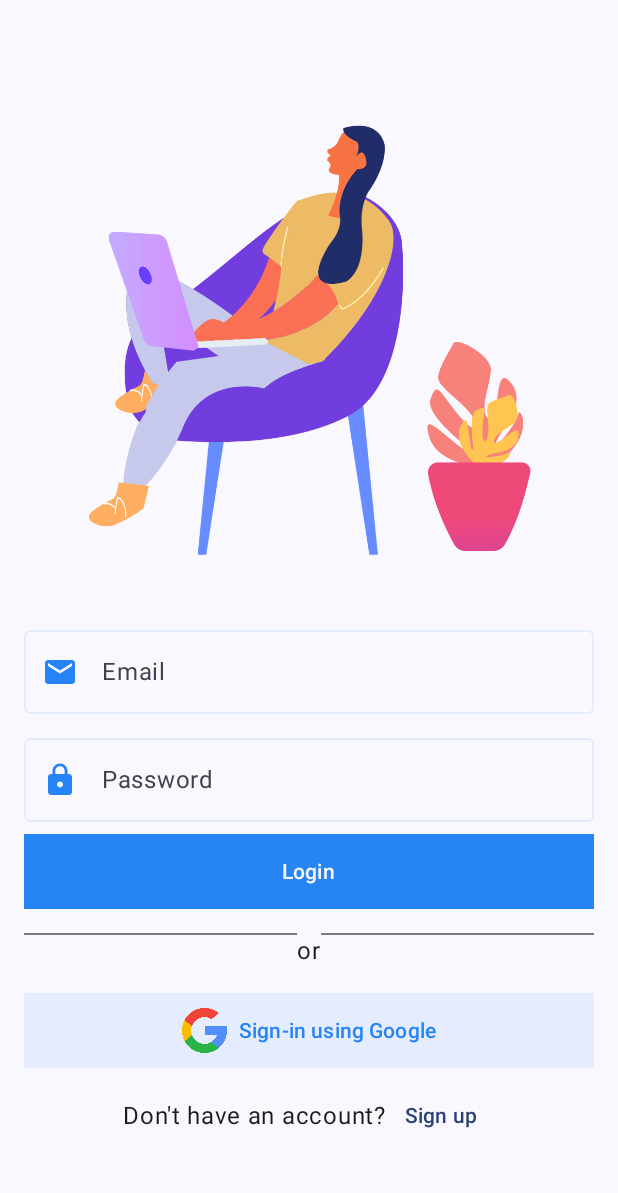
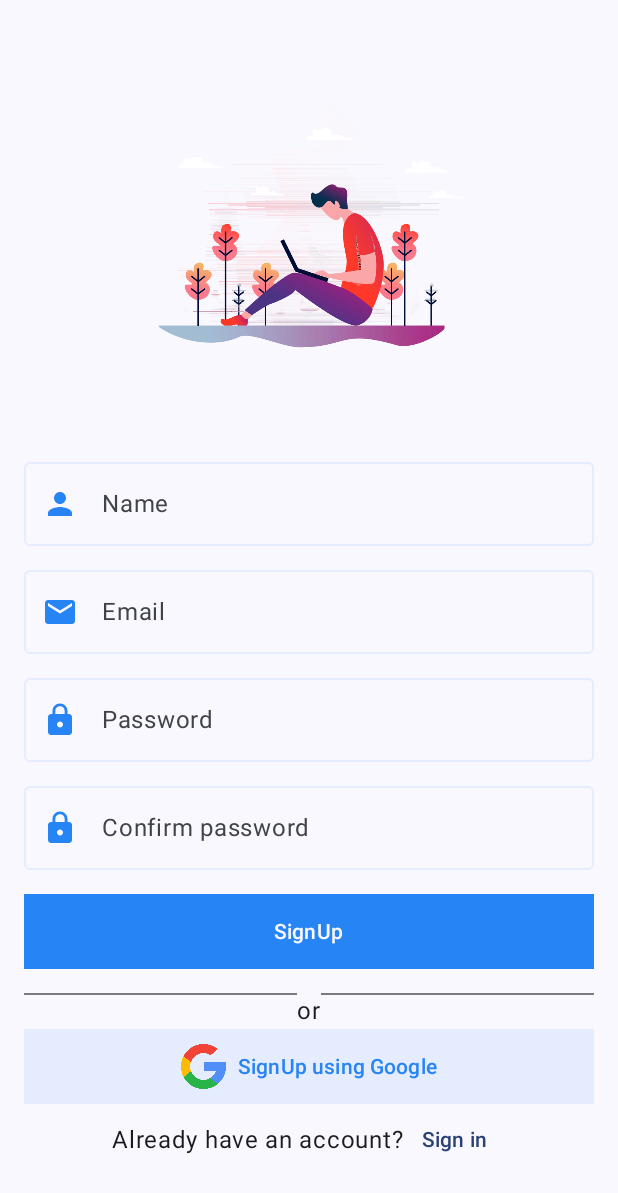
Before and after one commit to itsPronay/RoomieMatch, an Android app built with Jetpack Compose: the screen it shows after launch (MainActivity), after a tap on "Sign up", on a phone screen of 412 x 824 dp. Shown: the top 1193 px of the screen. Run offline under Robolectric (Android 15) with nearby library versions, the phone set to English and light mode, and no system bars.

Commit message:
SignUp screen design in kotlin compose

```diff
--- a/app/build.gradle.kts
+++ b/app/build.gradle.kts
@@ -66,4 +66,10 @@ dependencies {
     androidTestImplementation(libs.androidx.ui.test.junit4)
     debugImplementation(libs.androidx.ui.tooling)
     debugImplementation(libs.androidx.ui.test.manifest)
+
+    //navigation
+    val nav_version = "2.7.7"
+    implementation("androidx.navigation:navigation-compose:$nav_version")
+    implementation("androidx.navigation:navigation-fragment-ktx:$nav_version")
+    implementation("androidx.navigation:navigation-ui-ktx:$nav_version")
 }
--- a/app/src/main/java/com/pronaycoding/roomiematch/MainActivity.kt
+++ b/app/src/main/java/com/pronaycoding/roomiematch/MainActivity.kt
@@ -10,6 +10,7 @@ import androidx.compose.material3.Text
 import androidx.compose.runtime.Composable
 import androidx.compose.ui.Modifier
 import androidx.compose.ui.tooling.preview.Preview
+import com.pronaycoding.roomiematch.navigation.Navigation
 import com.pronaycoding.roomiematch.ui.login.LoginScreen
 import com.pronaycoding.roomiematch.ui.theme.RoomieMatchTheme
 
@@ -23,7 +24,7 @@ class MainActivity : ComponentActivity() {
                     modifier = Modifier.fillMaxSize(),
                     color = MaterialTheme.colorScheme.background
                 ) {
-                    LoginScreen()
+                    Navigation()
                 }
             }
         }
--- /dev/null
+++ b/app/src/main/java/com/pronaycoding/roomiematch/navigation/NavRoutes.kt
@@ -0,0 +1,8 @@
+package com.pronaycoding.roomiematch.navigation
+
+enum class NavRoutes {
+    Login,
+    SignUp,
+    Home,
+    Settings,
+}
--- /dev/null
+++ b/app/src/main/java/com/pronaycoding/roomiematch/navigation/Navigation.kt
@@ -0,0 +1,31 @@
+package com.pronaycoding.roomiematch.navigation
+
+import androidx.compose.runtime.Composable
+import androidx.navigation.NavController
+import androidx.navigation.Navigation
+import androidx.navigation.compose.NavHost
+import androidx.navigation.compose.composable
+import androidx.navigation.compose.rememberNavController
+import com.pronaycoding.roomiematch.ui.login.LoginScreen
+import com.pronaycoding.roomiematch.ui.signup.SignupScreen
+
+@Composable
+fun Navigation() {
+    var navController = rememberNavController()
+    NavHost(navController = navController, startDestination = NavRoutes.Login.name) {
+        composable(NavRoutes.Login.name) {
+            LoginScreen(
+                gotoSignUpScreen = {
+                    navController.navigate(NavRoutes.SignUp.name)
+                }
+            )
+        }
+        composable(NavRoutes.SignUp.name) {
+            SignupScreen(
+                gotoLoginScreen = {
+                    navController.navigateUp()
+                }
+            )
+        }
+    }
+}
--- a/app/src/main/java/com/pronaycoding/roomiematch/ui/components/RoomieMatchOutlinedTextField.kt
+++ b/app/src/main/java/com/pronaycoding/roomiematch/ui/components/RoomieMatchOutlinedTextField.kt
@@ -7,14 +7,11 @@ import androidx.compose.material3.OutlinedTextField
 import androidx.compose.material3.OutlinedTextFieldDefaults
 import androidx.compose.runtime.Composable
 import androidx.compose.ui.Modifier
-import androidx.compose.ui.graphics.Color
 import androidx.compose.ui.text.input.KeyboardType
 import androidx.compose.ui.text.input.VisualTransformation
 import androidx.compose.ui.unit.dp
 import com.pronaycoding.roomiematch.ui.theme.RoomieBlue
 import com.pronaycoding.roomiematch.ui.theme.RoomieBlue2
-import com.pronaycoding.roomiematch.ui.theme.RoomieGreen
-import com.pronaycoding.roomiematch.ui.theme.RoomieGreen2
 
 
 @Composable
@@ -35,9 +32,9 @@ fun RoomieMatchOutlinedTextField(
     OutlinedTextField(
         value = value, onValueChange = onValueChange,
         modifier = modifier,
-        keyboardOptions = KeyboardOptions (
+        keyboardOptions = KeyboardOptions(
             keyboardType = keyboardType
-    ),
+        ),
         label = label,
         leadingIcon = leadingIcon,
         isError = isError,
@@ -47,7 +44,8 @@ fun RoomieMatchOutlinedTextField(
             unfocusedBorderColor = RoomieBlue2,
             focusedBorderColor = RoomieBlue,
             unfocusedLeadingIconColor = RoomieBlue,
-            focusedLeadingIconColor = RoomieBlue
+            focusedLeadingIconColor = RoomieBlue,
+            focusedLabelColor = RoomieBlue,
         ),
         trailingIcon = trailingIcon
 
--- a/app/src/main/java/com/pronaycoding/roomiematch/ui/login/LoginScreen.kt
+++ b/app/src/main/java/com/pronaycoding/roomiematch/ui/login/LoginScreen.kt
@@ -43,10 +43,21 @@ import com.pronaycoding.roomiematch.ui.components.RoomieMatchOutlinedTextField
 import com.pronaycoding.roomiematch.ui.theme.RoomieBlack
 import com.pronaycoding.roomiematch.ui.theme.RoomieBlue
 import com.pronaycoding.roomiematch.ui.theme.RoomieBlue2
+import com.pronaycoding.roomiematch.ui.theme.RoomieMatchTheme
 
 @Composable
 @Preview(showSystemUi = true)
-fun LoginScreen() {
+fun PreviewLoginScreen() {
+    RoomieMatchTheme {
+        LoginScreen {
+
+        }
+    }
+}
+@Composable
+fun LoginScreen(
+    gotoSignUpScreen : () -> Unit
+) {
     var email by rememberSaveable {
         mutableStateOf("")
     }
@@ -84,6 +95,7 @@ fun LoginScreen() {
             visualTransformation = PasswordVisualTransformation(),
         )
 
+
         Spacer(modifier = Modifier.height(8.dp))
 
         FilledTonalButton(
@@ -108,7 +120,13 @@ fun LoginScreen() {
             Text(text = "Login")
         }
 
-        Spacer(modifier = Modifier.height(16.dp))
+        TextButton(onClick = { /*TODO*/ },
+            modifier = Modifier.align(Alignment.End)
+        ) {
+            Text(text = "Forgot password?")
+        }
+
+        Spacer(modifier = Modifier.height(8.dp))
 
         Row(
             modifier = Modifier
@@ -161,7 +179,7 @@ fun LoginScreen() {
             horizontalArrangement = Arrangement.Center
         ) {
             Text(text = "Don't have an account?")
-            TextButton(onClick = { /*TODO*/ }) {
+            TextButton(onClick = { gotoSignUpScreen.invoke() }) {
                 Text(text = "Sign up")
             }
         }
--- /dev/null
+++ b/app/src/main/java/com/pronaycoding/roomiematch/ui/signup/SignupScreen.kt
@@ -0,0 +1,201 @@
+package com.pronaycoding.roomiematch.ui.signup
+
+import androidx.compose.foundation.Image
+import androidx.compose.foundation.border
+import androidx.compose.foundation.isSystemInDarkTheme
+import androidx.compose.foundation.layout.Arrangement
+import androidx.compose.foundation.layout.Column
+import androidx.compose.foundation.layout.Row
+import androidx.compose.foundation.layout.Spacer
+import androidx.compose.foundation.layout.fillMaxSize
+import androidx.compose.foundation.layout.fillMaxWidth
+import androidx.compose.foundation.layout.height
+import androidx.compose.foundation.layout.padding
+import androidx.compose.foundation.layout.size
+import androidx.compose.foundation.layout.width
+import androidx.compose.foundation.shape.RoundedCornerShape
+import androidx.compose.material.icons.Icons
+import androidx.compose.material.icons.filled.Email
+import androidx.compose.material.icons.filled.Lock
+import androidx.compose.material.icons.filled.Person
+import androidx.compose.material.icons.filled.Phone
+import androidx.compose.material3.ButtonDefaults
+import androidx.compose.material3.Divider
+import androidx.compose.material3.FilledTonalButton
+import androidx.compose.material3.Icon
+import androidx.compose.material3.MaterialTheme
+import androidx.compose.material3.Scaffold
+import androidx.compose.material3.Text
+import androidx.compose.material3.TextButton
+import androidx.compose.runtime.Composable
+import androidx.compose.runtime.getValue
+import androidx.compose.runtime.mutableStateOf
+import androidx.compose.runtime.saveable.rememberSaveable
+import androidx.compose.runtime.setValue
+import androidx.compose.ui.Alignment
+import androidx.compose.ui.Modifier
+import androidx.compose.ui.graphics.Color
+import androidx.compose.ui.res.painterResource
+import androidx.compose.ui.tooling.preview.Preview
+import androidx.compose.ui.unit.dp
+import androidx.navigation.NavController
+import com.pronaycoding.roomiematch.R
+import com.pronaycoding.roomiematch.ui.components.RoomieMatchOutlinedTextField
+import com.pronaycoding.roomiematch.ui.theme.RoomieBlue
+import com.pronaycoding.roomiematch.ui.theme.RoomieBlue2
+import com.pronaycoding.roomiematch.ui.theme.RoomieMatchTheme
+
+@Composable
+@Preview(showSystemUi = true)
+fun PreviewSignUpScreen(){
+    RoomieMatchTheme {
+        SignupScreen {
+
+        }
+    }
+}
+
+@Composable
+fun SignupScreen(
+    gotoLoginScreen : () -> Unit
+) {
+    var name by rememberSaveable {
+        mutableStateOf("")
+    }
+    var email by rememberSaveable {
+        mutableStateOf("")
+    }
+    var phoneNumber by rememberSaveable {
+        mutableStateOf("")
+    }
+    var password by rememberSaveable {
+        mutableStateOf("")
+    }
+    var confirmPasword by rememberSaveable {
+        mutableStateOf("")
+    }
+    Scaffold {
+        Column(
+            modifier = Modifier
+                .fillMaxSize()
+                .padding(it)
+        ) {
+            Image(painter = painterResource(id = R.drawable.signup), contentDescription = "",
+                modifier = Modifier
+                    .height(300.dp)
+                    .align(Alignment.CenterHorizontally))
+
+            RoomieMatchOutlinedTextField(value = name, onValueChange = { name = it },
+                label = { Text(text = "Name") },
+                leadingIcon = {
+                    Icon(imageVector = Icons.Filled.Person, contentDescription = null)
+                }
+            )
+
+            Spacer(modifier = Modifier.height(8.dp))
+
+            RoomieMatchOutlinedTextField(value = email, onValueChange = { email = it },
+                label = { Text(text = "Email") },
+                leadingIcon = {
+                    Icon(imageVector = Icons.Filled.Email, contentDescription = null)
+                }
+            )
+
+            Spacer(modifier = Modifier.height(8.dp))
+
+            RoomieMatchOutlinedTextField(value = phoneNumber, onValueChange = { phoneNumber = it },
+                label = { Text(text = "Password") },
+                leadingIcon = {
+                    Icon(imageVector = Icons.Filled.Lock, contentDescription = null)
+                }
+            )
+
+            Spacer(modifier = Modifier.height(8.dp))
+
+            RoomieMatchOutlinedTextField(value = confirmPasword, onValueChange = { confirmPasword = it },
+                label = { Text(text = "Confirm password") },
+                leadingIcon = {
+                    Icon(imageVector = Icons.Filled.Lock, contentDescription = null)
+                }
+            )
+
+            Spacer(modifier = Modifier.height(16.dp))
+
+            FilledTonalButton(
+                onClick = {
+
+                },
+                modifier = Modifier
+                    .padding(start = 16.dp, end = 16.dp)
+                    .fillMaxWidth()
+                    .height(50.dp)
+                    .border(
+                        width = 1.dp,
+                        color = Color.Transparent,
+                    ),
+                colors = ButtonDefaults.buttonColors(
+                    containerColor = RoomieBlue,
+                    contentColor = MaterialTheme.colorScheme.surface
+                ),
+
+                shape = RoundedCornerShape(0.dp)
+            ) {
+                Text(text = "SignUp")
+            }
+
+            Spacer(modifier = Modifier.height(16.dp))
+
+            Row(
+                modifier = Modifier
+                    .fillMaxWidth()
+                    .padding(horizontal = 16.dp)
+            ) {
+                Divider(modifier = Modifier.weight(.4f))
+                Text(text = "or")
+                Divider(modifier = Modifier.weight(.4f))
+            }
+
+            FilledTonalButton(
+                onClick = {
+
+                },
+                modifier = Modifier
+                    .padding(start = 16.dp, end = 16.dp)
+                    .fillMaxWidth()
+                    .height(50.dp)
+                    .border(
+                        width = 1.dp,
+                        color = Color.Transparent,
+                    ),
+                colors = ButtonDefaults.buttonColors(
+                    containerColor = if (isSystemInDarkTheme()) Color.Black
+                    else RoomieBlue2,
+                    contentColor = if (isSystemInDarkTheme()) Color.White
+                    else RoomieBlue
+                ),
+
+                shape = RoundedCornerShape(0.dp)
+            ) {
+                Icon(
+                    painter = painterResource(id = R.drawable.search), contentDescription = null,
+                    modifier = Modifier.size(30.dp), tint = Color.Unspecified
+                )
+                Spacer(modifier = Modifier.width(8.dp))
+                Text(text = "SignUp using Google")
+            }
+
+            Row(
+                modifier = Modifier
+                    .fillMaxWidth(),
+                verticalAlignment = Alignment.CenterVertically,
+                horizontalArrangement = Arrangement.Center
+            ) {
+                Text(text = "Already have an account?")
+                TextButton(onClick = { gotoLoginScreen.invoke() }) {
+                    Text(text = "Sign in")
+                }
+            }
+
+        }
+    }
+}
```
Also changed, not shown: app/src/main/res/drawable-nodpi/signup.png (added).
